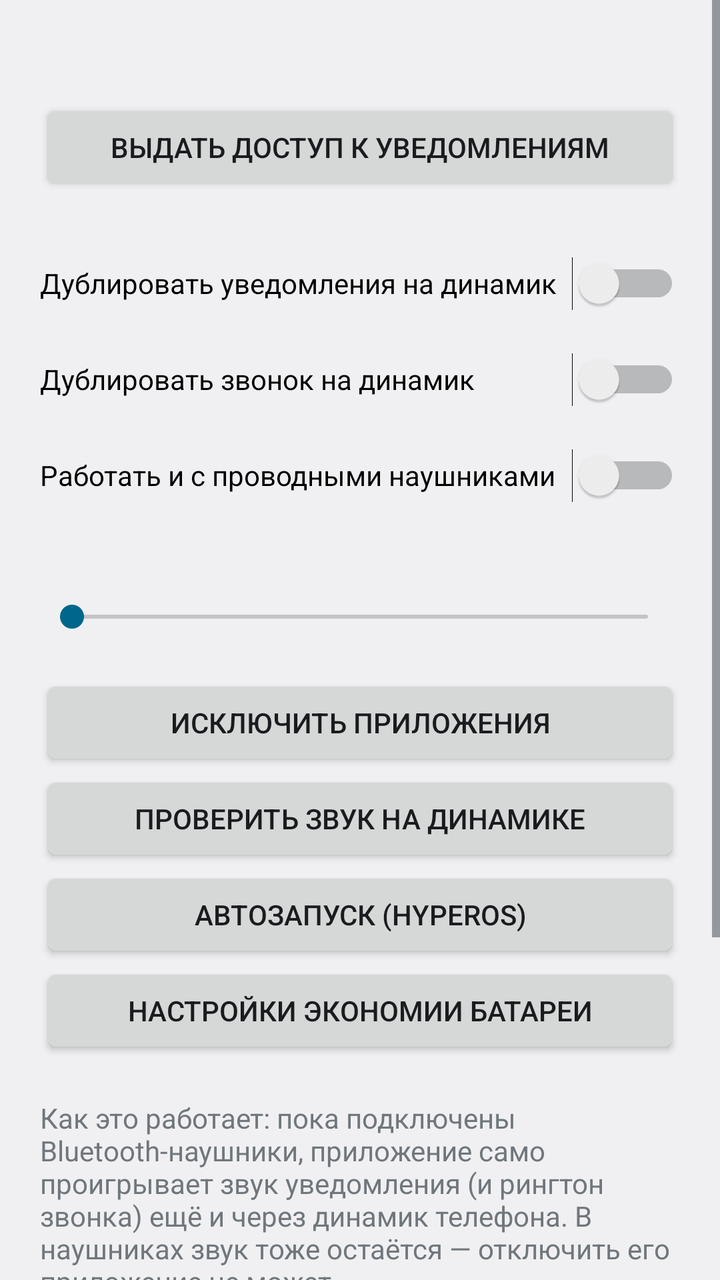
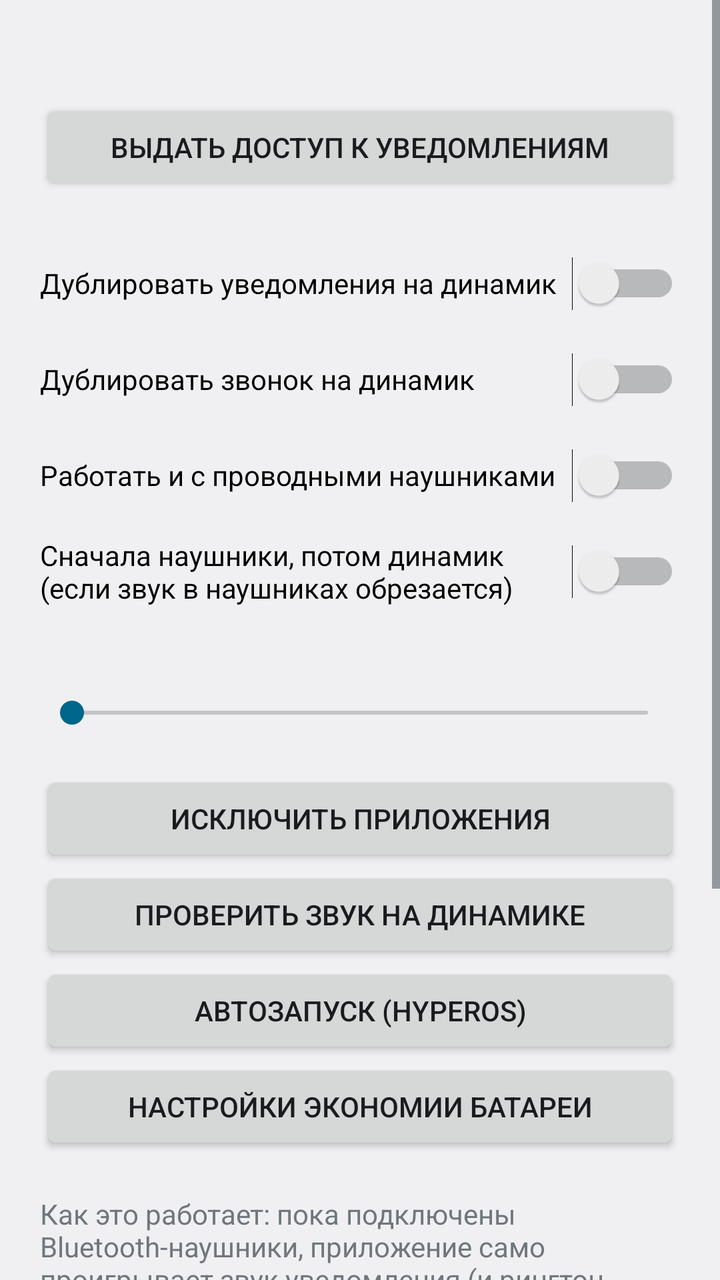

Compare the two renders of this Android layout. The source of the first and the diff that turns it into the second are given below.
<!-- AndroidManifest.xml: application theme android:Theme.DeviceDefault.DayNight -->
<!-- res/layout/activity_main.xml -->
<?xml version="1.0" encoding="utf-8"?>
<ScrollView xmlns:android="http://schemas.android.com/apk/res/android"
    android:layout_width="match_parent"
    android:layout_height="match_parent">

    <LinearLayout
        android:layout_width="match_parent"
        android:layout_height="wrap_content"
        android:orientation="vertical"
        android:padding="20dp">

        <TextView
            android:id="@+id/status"
            android:layout_width="match_parent"
            android:layout_height="wrap_content"
            android:textSize="16sp" />

        <Button
            android:id="@+id/btnAccess"
            android:layout_width="match_parent"
            android:layout_height="wrap_content"
            android:layout_marginTop="8dp"
            android:text="@string/btn_access" />

        <Switch
            android:id="@+id/swEnabled"
            android:layout_width="match_parent"
            android:layout_height="wrap_content"
            android:layout_marginTop="20dp"
            android:minHeight="48dp"
            android:text="@string/sw_enabled" />

        <Switch
            android:id="@+id/swCalls"
            android:layout_width="match_parent"
            android:layout_height="wrap_content"
            android:minHeight="48dp"
            android:text="@string/sw_calls" />

        <Switch
            android:id="@+id/swWired"
            android:layout_width="match_parent"
            android:layout_height="wrap_content"
            android:minHeight="48dp"
            android:text="@string/sw_wired" />

        <TextView
            android:id="@+id/volumeLabel"
            android:layout_width="match_parent"
            android:layout_height="wrap_content"
            android:layout_marginTop="16dp"
            android:textSize="16sp" />

        <SeekBar
            android:id="@+id/seekVolume"
            android:layout_width="match_parent"
            android:layout_height="wrap_content"
            android:max="100" />

        <Button
            android:id="@+id/btnApps"
            android:layout_width="match_parent"
            android:layout_height="wrap_content"
            android:layout_marginTop="20dp"
            android:text="@string/btn_apps" />

        <Button
            android:id="@+id/btnTest"
            android:layout_width="match_parent"
            android:layout_height="wrap_content"
            android:text="@string/btn_test" />

        <Button
            android:id="@+id/btnAutostart"
            android:layout_width="match_parent"
            android:layout_height="wrap_content"
            android:text="@string/btn_autostart" />

        <Button
            android:id="@+id/btnBattery"
            android:layout_width="match_parent"
            android:layout_height="wrap_content"
            android:text="@string/btn_battery" />

        <TextView
            android:id="@+id/hint"
            android:layout_width="match_parent"
            android:layout_height="wrap_content"
            android:layout_marginTop="20dp"
            android:text="@string/hint"
            android:textSize="14sp" />
    </LinearLayout>
</ScrollView>
<!-- resources referenced by this layout -->
<resources>
  <string name="btn_access">Выдать доступ к уведомлениям</string>
  <string name="btn_apps">Исключить приложения</string>
  <string name="btn_autostart">Автозапуск (HyperOS)</string>
  <string name="btn_battery">Настройки экономии батареи</string>
  <string name="btn_test">Проверить звук на динамике</string>
  <string name="hint">Как это работает: пока подключены Bluetooth-наушники, приложение само проигрывает звук уведомления (и рингтон звонка) ещё и через динамик телефона. В наушниках звук тоже остаётся — отключить его приложение не может.\n\nЕсли звук на динамике пропадает через время: включите автозапуск, поставьте для приложения экономию батареи «Нет ограничений» и закрепите его в списке недавних приложений.\n\nЕсли кнопка доступа к уведомлениям недоступна (серая): Настройки → Приложения → Все приложения → «Звук в динамик» → меню ⋮ → «Разрешить ограниченные настройки».</string>
  <string name="sw_calls">Дублировать звонок на динамик</string>
  <string name="sw_enabled">Дублировать уведомления на динамик</string>
  <string name="sw_wired">Работать и с проводными наушниками</string>
</resources>

<!-- the commit's change to res/layout/activity_main.xml (unified diff, before → after) -->
@@ -43,6 +43,13 @@
             android:layout_height="wrap_content"
             android:minHeight="48dp"
             android:text="@string/sw_wired" />
+
+        <Switch
+            android:id="@+id/swSequential"
+            android:layout_width="match_parent"
+            android:layout_height="wrap_content"
+            android:minHeight="48dp"
+            android:text="@string/sw_sequential" />
 
         <TextView
             android:id="@+id/volumeLabel"
<!-- resource entries referenced after the edit -->
@@ -8,6 +8,7 @@
   <string name="hint">Как это работает: пока подключены Bluetooth-наушники, приложение само проигрывает звук уведомления (и рингтон звонка) ещё и через динамик телефона. В наушниках звук тоже остаётся — отключить его приложение не может.\n\nЕсли звук на динамике пропадает через время: включите автозапуск, поставьте для приложения экономию батареи «Нет ограничений» и закрепите его в списке недавних приложений.\n\nЕсли кнопка доступа к уведомлениям недоступна (серая): Настройки → Приложения → Все приложения → «Звук в динамик» → меню ⋮ → «Разрешить ограниченные настройки».</string>
   <string name="sw_calls">Дублировать звонок на динамик</string>
   <string name="sw_enabled">Дублировать уведомления на динамик</string>
+  <string name="sw_sequential">Сначала наушники, потом динамик (если звук в наушниках обрезается)</string>
   <string name="sw_wired">Работать и с проводными наушниками</string>
 </resources>
 
